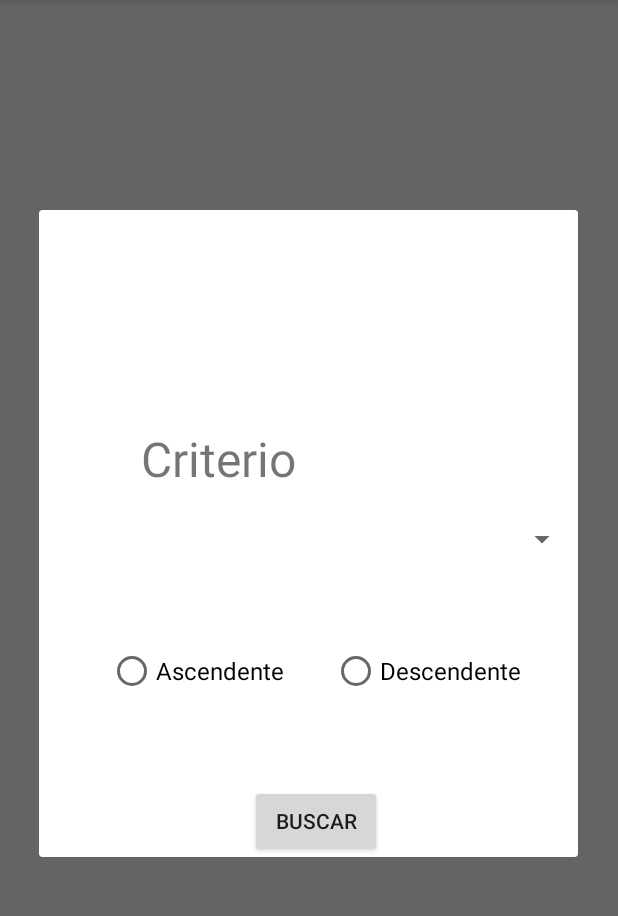
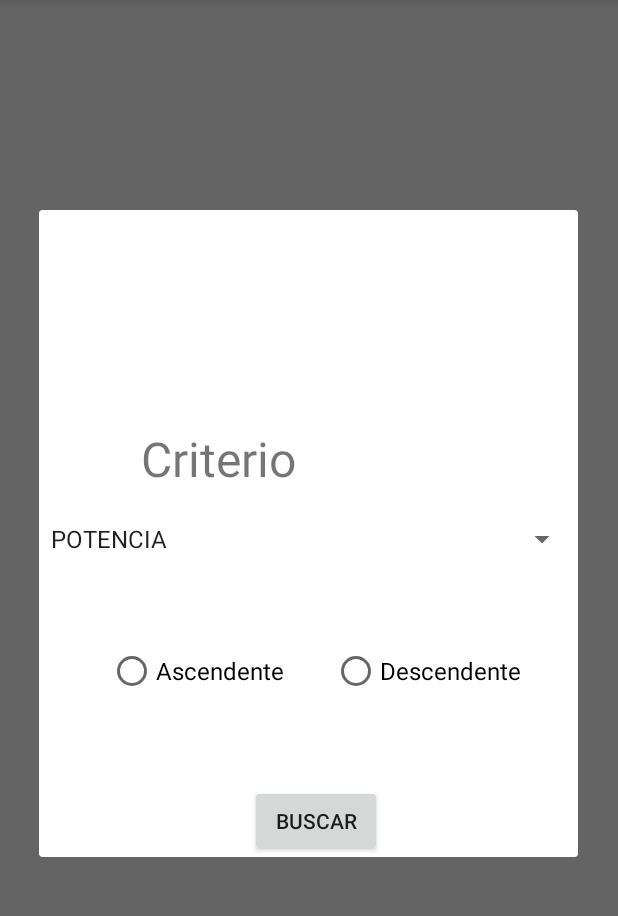
Before and after one commit to isunican/App-CarChargers-Grupo2, an Android app: the screen it shows after launch (MainView), after a tap on "orderButton", on a phone screen of 412 x 824 dp, the part 84-1000 px from its top. Run offline under Robolectric (Android 15) with nearby library versions, the phone set to English and light mode, and no system bars; our stand-ins replace Dagger/Hilt's generated code; libraries missing offline, so code that uses them is left out: org.parceler; network calls fail; 1 statement that could not run was skipped.

Commit message:
Interfaz Ordenar v2

```diff
--- a/AndroidProject/app/src/main/java/es/unican/carchargers/activities/main/MainView.java
+++ b/AndroidProject/app/src/main/java/es/unican/carchargers/activities/main/MainView.java
@@ -43,6 +43,7 @@ public class MainView extends AppCompatActivity implements IMainContract.View {
     AlertDialog sortDialog;
 
     Spinner spnCompanhia;
+    Spinner spnCriterio;
 
     @Override
     protected void onCreate(Bundle savedInstanceState) {
@@ -176,6 +177,14 @@ public class MainView extends AppCompatActivity implements IMainContract.View {
 
         sortDialog = builder.create();
 
+        spnCriterio = (Spinner)view.findViewById(R.id.spnCriterio);
+
+        ArrayAdapter<CharSequence> adapter = ArrayAdapter.createFromResource(this,
+                R.array.criteriosArray,
+                android.R.layout.simple_spinner_item);
+        adapter.setDropDownViewResource(android.R.layout.simple_spinner_dropdown_item);
+        spnCriterio.setAdapter(adapter);
+
         sortDialog.show();
     }
 
--- a/AndroidProject/app/src/main/res/values/strings.xml
+++ b/AndroidProject/app/src/main/res/values/strings.xml
@@ -22,4 +22,8 @@
         <item>EDP</item>
     </string-array>
 
+    <string-array name="criteriosArray">
+        <item>POTENCIA</item>
+    </string-array>
+
 </resources>
```
